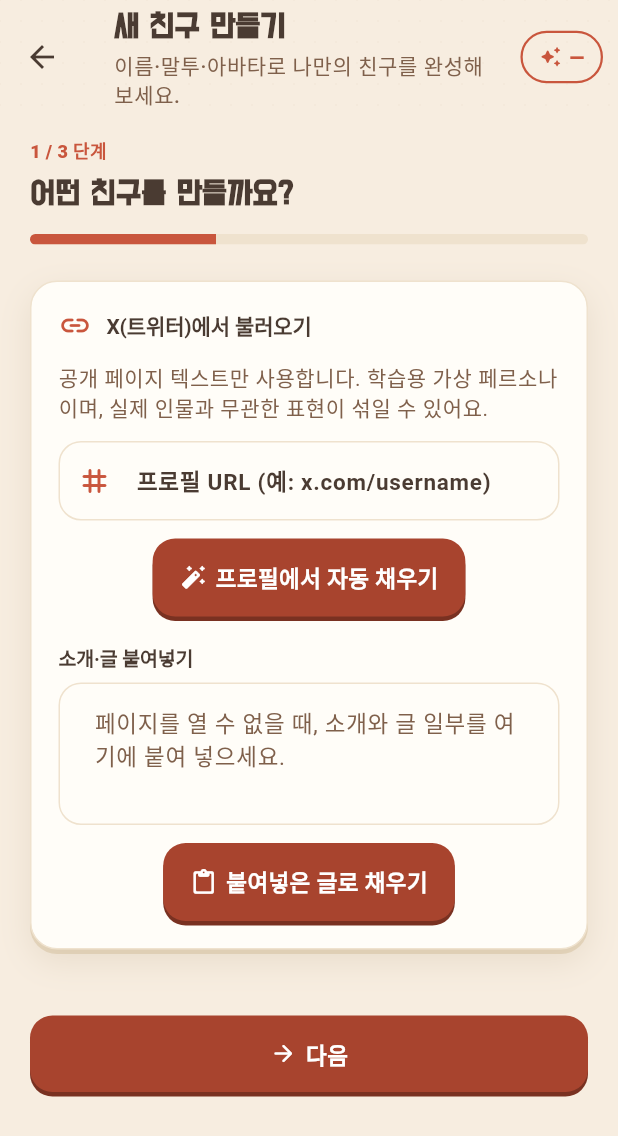
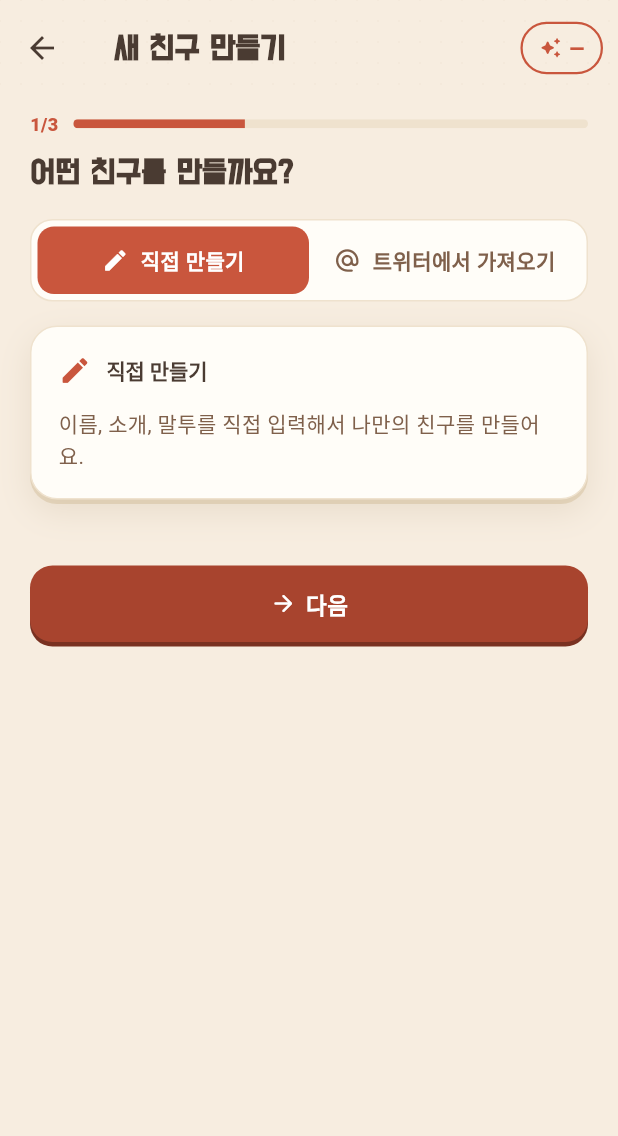
Before and after one commit to CobyApp/Tomotomo, a Flutter app: the CreateCharacterScreen screen opened directly, on a phone screen of 412 x 824 dp. Shown: the top 1136 px of the screen. Run offline on Flutter 3.47's test engine with Material 3 defaults, Android fonts, the phone set to English and light mode, and no system bars; our stand-ins replace flutter_dotenv, google_mobile_ads, hive_ce, hive_ce_flutter, image_picker, shared_preferences; missing offline and left inert: background_downloader, flutter_gemma, flutter_gemma_litertlm, home_widget; accounts and stored records are empty; Roboto replaces fonts that are missing (Pretendard).

Commit message:
feat(create): branch friend creation into 직접/트위터 tabs + simplify header
Co-Authored-By: Claude Opus 4.8 <noreply@anthropic.com>

```diff
--- a/lib/core/l10n/app_strings.dart
+++ b/lib/core/l10n/app_strings.dart
@@ -97,6 +97,9 @@ class AppStrings {
     'characterEditorProfileSection': '이름 · 소개',
     'characterNameHint': '친구 목록과 채팅에 표시할 이름',
     'characterStepImportTitle': '어떤 친구를 만들까요?',
+    'createMethodManual': '직접 만들기',
+    'createMethodTwitter': '트위터에서 가져오기',
+    'createMethodManualHint': '이름, 소개, 말투를 직접 입력해서 나만의 친구를 만들어요.',
     'characterStepProfileTitle': '친구를 소개해 주세요',
     'characterStepPersonalityTitle': '말투와 성격을 정해 주세요',
     'characterStepProgress': '{current} / {total} 단계',
@@ -294,6 +297,9 @@ class AppStrings {
     'characterEditorProfileSection': '名前・紹介',
     'characterNameHint': '友だち一覧とチャットに表示する名前',
     'characterStepImportTitle': 'どんな友だちを作りますか？',
+    'createMethodManual': '自分で作る',
+    'createMethodTwitter': 'Twitterから取り込む',
+    'createMethodManualHint': '名前・紹介・話し方を自分で入力して、自分だけの友だちを作ります。',
     'characterStepProfileTitle': '友だちを紹介してください',
     'characterStepPersonalityTitle': '話し方と性格を決めましょう',
     'characterStepProgress': '{current} / {total} ステップ',
--- a/lib/presentation/character_form/create_character_screen.dart
+++ b/lib/presentation/character_form/create_character_screen.dart
@@ -12,7 +12,6 @@ class CreateCharacterScreen extends StatelessWidget {
   Widget build(BuildContext context) {
     return PaperScaffold(
       title: context.tr('createCharacterTitle'),
-      subtitle: context.tr('createCharacterSubtitle'),
       showPointsChip: true,
       transparentBackground: false,
       body: const CustomCharacterEditorBody(),
--- a/lib/presentation/character_form/custom_character_editor_body.dart
+++ b/lib/presentation/character_form/custom_character_editor_body.dart
@@ -110,6 +110,10 @@ Future<String> _cacheRemoteAvatarToAppDir(String url) async {
   return file.path;
 }
 
+/// How the user fills in a new friend on the first step: type everything
+/// manually, or scrape an X/Twitter profile to auto-fill.
+enum _CreateMethod { manual, twitter }
+
 /// Shared form for [CreateCharacterScreen] and [EditCharacterScreen].
 class CustomCharacterEditorBody extends StatefulWidget {
   const CustomCharacterEditorBody({super.key, this.existing});
@@ -139,6 +143,7 @@ class _CustomCharacterEditorBodyState extends State<CustomCharacterEditorBody> {
   String? _error;
   String? _avatarUrl;
   int _step = 0;
+  _CreateMethod _createMethod = _CreateMethod.manual;
 
   CharacterRecord? get _existing => widget.existing;
 
@@ -418,53 +423,45 @@ class _CustomCharacterEditorBodyState extends State<CustomCharacterEditorBody> {
       child: ListView(
         padding: const EdgeInsets.fromLTRB(
           AppSpacing.pageH,
-          16,
+          10,
           AppSpacing.pageH,
           AppSpacing.pageBottom,
         ),
         children: [
+          // ── Compact step header: "N/total" + thin bar, then step title ──
           Row(
             children: [
-              Expanded(
-                child: Column(
-                  crossAxisAlignment: CrossAxisAlignment.start,
-                  children: [
               Text(
-                      context.tr(
-                        'characterStepProgress',
-                        params: {
-                          'current': '${_step + 1}',
-                          'total': '$stepCount',
-                        },
-                      ),
+                '${_step + 1}/$stepCount',
                 style: TextStyle(
                   color: p.coral,
                   fontSize: 12,
                   fontWeight: FontWeight.w800,
                 ),
               ),
-                    const SizedBox(height: 5),
-                    Text(
-                      stepTitle,
-                      style: Theme.of(context).textTheme.headlineSmall
-                          ?.copyWith(color: p.ink, fontWeight: FontWeight.w900),
+              const SizedBox(width: 10),
+              Expanded(
+                child: ClipRRect(
+                  borderRadius: BorderRadius.circular(99),
+                  child: LinearProgressIndicator(
+                    value: (_step + 1) / stepCount,
+                    minHeight: 6,
+                    backgroundColor: p.cardEdge,
+                    valueColor: AlwaysStoppedAnimation(p.coral),
                   ),
-                  ],
                 ),
               ),
             ],
           ),
-          const SizedBox(height: 12),
-          ClipRRect(
-            borderRadius: BorderRadius.circular(99),
-            child: LinearProgressIndicator(
-              value: (_step + 1) / stepCount,
-              minHeight: 7,
-              backgroundColor: p.cardEdge,
-              valueColor: AlwaysStoppedAnimation(p.coral),
+          const SizedBox(height: 10),
+          Text(
+            stepTitle,
+            style: Theme.of(context).textTheme.headlineSmall?.copyWith(
+              color: p.ink,
+              fontWeight: FontWeight.w900,
             ),
           ),
-          const SizedBox(height: 24),
+          const SizedBox(height: 16),
           // ── Error banner ─────────────────────────────────────
           if (_error != null) ...[
             Container(
@@ -589,6 +586,27 @@ class _CustomCharacterEditorBodyState extends State<CustomCharacterEditorBody> {
           ],
 
           if (_existing == null && logicalStep == 0) ...[
+            // Either/or: type everything manually, or import from X/Twitter.
+            _MethodTabs(
+              value: _createMethod,
+              onChanged: _anyPersonaImportBusy
+                  ? null
+                  : (m) => setState(() => _createMethod = m),
+            ),
+            const SizedBox(height: 16),
+            if (_createMethod == _CreateMethod.manual)
+              _SectionCard(
+                icon: Icons.edit_rounded,
+                title: context.tr('createMethodManual'),
+                child: Text(
+                  context.tr('createMethodManualHint'),
+                  style: Theme.of(context).textTheme.bodyMedium?.copyWith(
+                    color: p.inkSoft,
+                    height: 1.45,
+                  ),
+                ),
+              )
+            else
               _SectionCard(
                 icon: Icons.link_rounded,
                 title: context.tr('characterImportFromXTitle'),
@@ -881,3 +899,84 @@ class _SectionCard extends StatelessWidget {
     );
   }
 }
+
+// ── Create-method segmented control (manual vs X/Twitter import) ─────
+class _MethodTabs extends StatelessWidget {
+  const _MethodTabs({required this.value, required this.onChanged});
+
+  final _CreateMethod value;
+  final ValueChanged<_CreateMethod>? onChanged;
+
+  @override
+  Widget build(BuildContext context) {
+    final p = context.paper;
+    return Container(
+      padding: const EdgeInsets.all(4),
+      decoration: BoxDecoration(
+        color: p.card,
+        borderRadius: BorderRadius.circular(PaperRadii.button),
+        border: Border.all(color: p.cardEdge),
+      ),
+      child: Row(
+        children: [
+          _tab(
+            context,
+            _CreateMethod.manual,
+            Icons.edit_rounded,
+            context.tr('createMethodManual'),
+          ),
+          _tab(
+            context,
+            _CreateMethod.twitter,
+            Icons.alternate_email_rounded,
+            context.tr('createMethodTwitter'),
+          ),
+        ],
+      ),
+    );
+  }
+
+  Widget _tab(
+    BuildContext context,
+    _CreateMethod method,
+    IconData icon,
+    String label,
+  ) {
+    final p = context.paper;
+    final selected = value == method;
+    final fg = selected ? Colors.white : p.inkSoft;
+    return Expanded(
+      child: GestureDetector(
+        behavior: HitTestBehavior.opaque,
+        onTap: onChanged == null ? null : () => onChanged!(method),
+        child: AnimatedContainer(
+          duration: const Duration(milliseconds: 150),
+          padding: const EdgeInsets.symmetric(vertical: 12),
+          decoration: BoxDecoration(
+            color: selected ? p.coral : Colors.transparent,
+            borderRadius: BorderRadius.circular(PaperRadii.button - 4),
+          ),
+          child: Row(
+            mainAxisAlignment: MainAxisAlignment.center,
+            children: [
+              Icon(icon, size: 18, color: fg),
+              const SizedBox(width: 8),
+              Flexible(
+                child: Text(
+                  label,
+                  textAlign: TextAlign.center,
+                  overflow: TextOverflow.ellipsis,
+                  style: TextStyle(
+                    color: fg,
+                    fontWeight: FontWeight.w800,
+                    fontSize: 14,
+                  ),
+                ),
+              ),
+            ],
+          ),
+        ),
+      ),
+    );
+  }
+}
--- a/lib/presentation/character_form/edit_character_screen.dart
+++ b/lib/presentation/character_form/edit_character_screen.dart
@@ -15,7 +15,6 @@ class EditCharacterScreen extends StatelessWidget {
   Widget build(BuildContext context) {
     return PaperScaffold(
       title: context.tr('editCharacterTitle'),
-      subtitle: context.tr('editCharacterSubtitle'),
       transparentBackground: false,
       body: CustomCharacterEditorBody(existing: record),
     );
```
Lines whose indentation alone changed are shown as unchanged.
